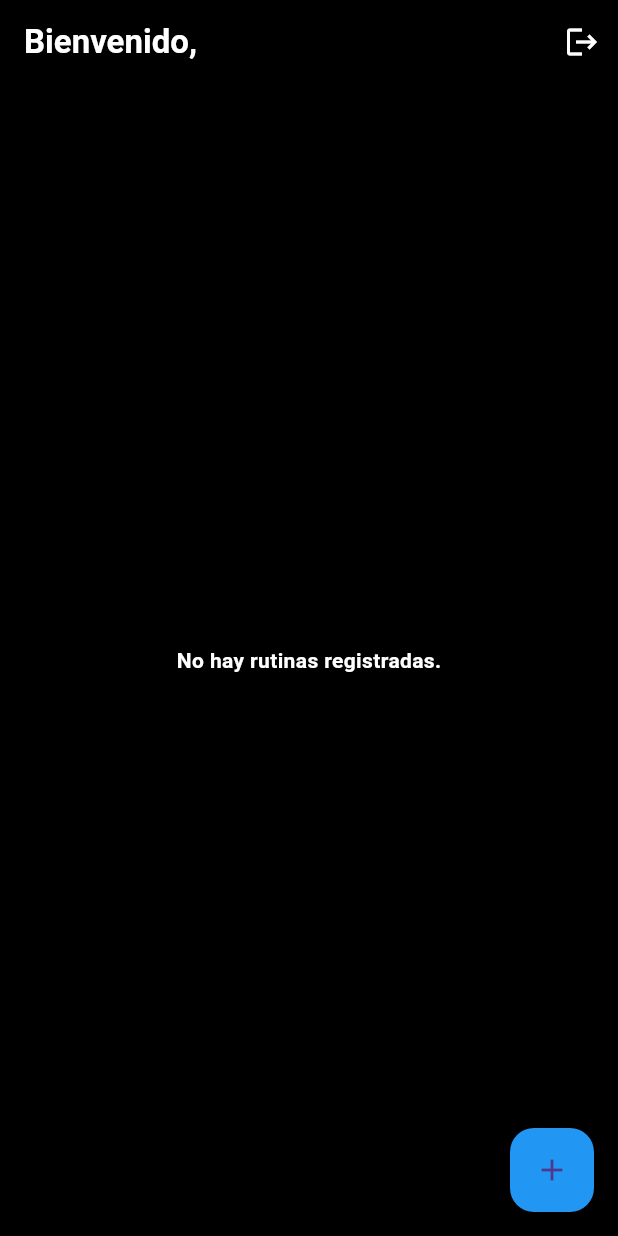
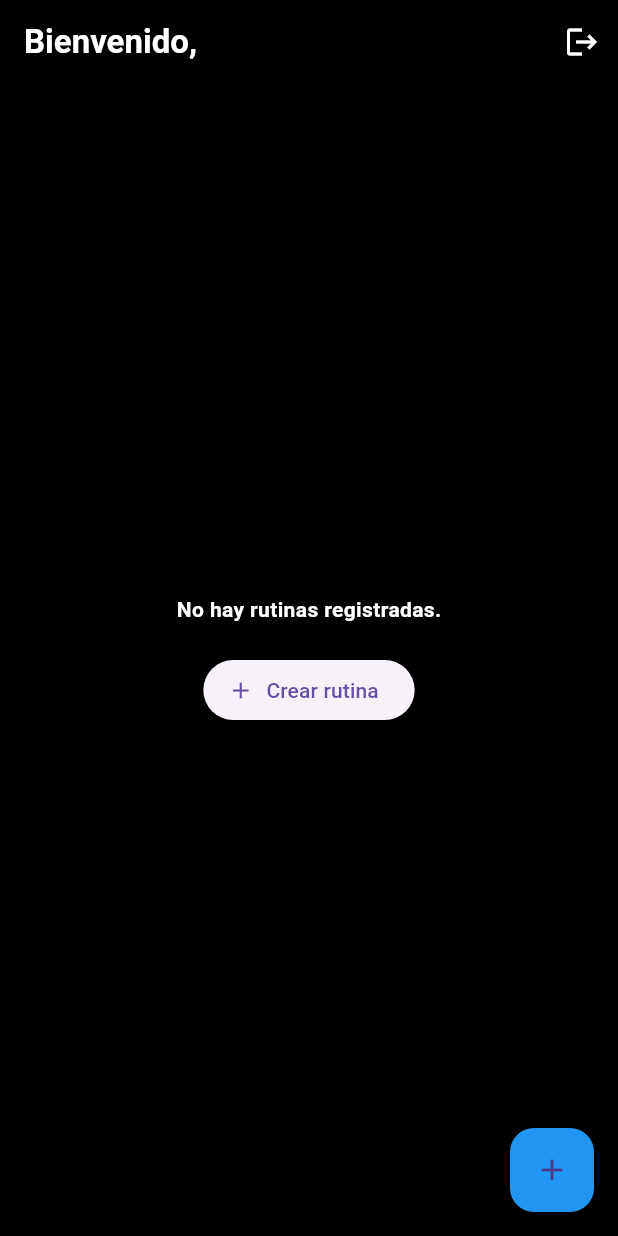
Before and after one commit to dinovillalobos/app_gym, a Flutter app: the screen it shows once a user with an empty profile is signed in, on a phone screen of 412 x 824 dp. Run offline on Flutter 3.47's test engine with Material 3 defaults, Android fonts, the phone set to English and light mode, and no system bars; our stand-ins replace cloud_firestore, firebase_auth, firebase_core, font_awesome_flutter; accounts and stored records are empty.

Commit message:
Corereccion y actualizacion de penatallas

```diff
--- a/lib/screens/home_screen.dart
+++ b/lib/screens/home_screen.dart
@@ -78,10 +78,31 @@ class _HomeScreenState extends State<HomeScreen> {
       body: isLoading
           ? const Center(child: CircularProgressIndicator(color: Colors.white))
           : rutinas.isEmpty
-          ? const Center(
-        child: Text(
-          'No hay rutinas registradas.',
-          style: TextStyle(color: Colors.white, fontWeight: FontWeight.bold),
+          ? Center(
+        child: Column(
+          mainAxisSize: MainAxisSize.min,
+          children: [
+            const Text(
+              'No hay rutinas registradas.',
+              style: TextStyle(
+                color: Colors.white,
+                fontWeight: FontWeight.bold,
+              ),
+            ),
+            const SizedBox(height: 20),
+            ElevatedButton.icon(
+              icon: const Icon(Icons.add),
+              label: const Text('Crear rutina'),
+              onPressed: () {
+                Navigator.push(
+                  context,
+                  MaterialPageRoute(
+                    builder: (_) => const CrearRutinaScreen(),
+                  ),
+                ).then((_) => cargarDatosIniciales(userId));
+              },
+            ),
+          ],
         ),
       )
           : ListView.builder(
@@ -103,7 +124,8 @@ class _HomeScreenState extends State<HomeScreen> {
                 rutina.descripcion,
                 style: const TextStyle(color: Colors.white70),
               ),
-              trailing: const Icon(Icons.arrow_forward_ios, color: Colors.white),
+              trailing:
+              const Icon(Icons.arrow_forward_ios, color: Colors.white),
               onTap: () async {
                 await Navigator.push(
                   context,
@@ -123,7 +145,7 @@ class _HomeScreenState extends State<HomeScreen> {
           Navigator.push(
             context,
             MaterialPageRoute(
-              builder: (_) => CrearRutinaScreen(),
+              builder: (_) => const CrearRutinaScreen(),
             ),
           ).then((_) => cargarDatosIniciales(userId));
         },
--- a/lib/screens/rutina_detail_screen.dart
+++ b/lib/screens/rutina_detail_screen.dart
@@ -14,6 +14,13 @@ class DetalleRutinaScreen extends StatefulWidget {
 
 class _DetalleRutinaScreenState extends State<DetalleRutinaScreen> {
   List<Map<String, dynamic>> ejercicios = [];
+
+  @override
+  void initState() {
+    super.initState();
+    // Cargar los ejercicios guardados al abrir la pantalla
+    ejercicios = List<Map<String, dynamic>>.from(widget.rutina.ejercicios);
+  }
 
   void _agregarEjercicios() async {
     final resultado = await Navigator.push(
```
Also changed, not shown: lib/screens/mis_rutinas_screen.dart (added, +77 -0 lines).
